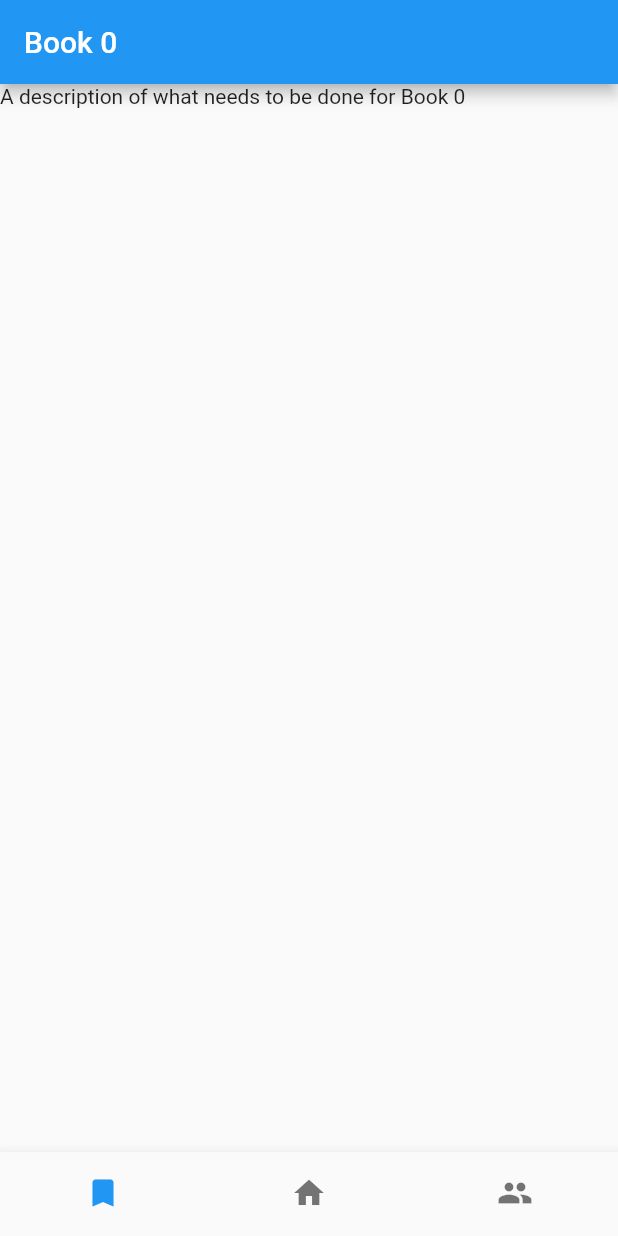
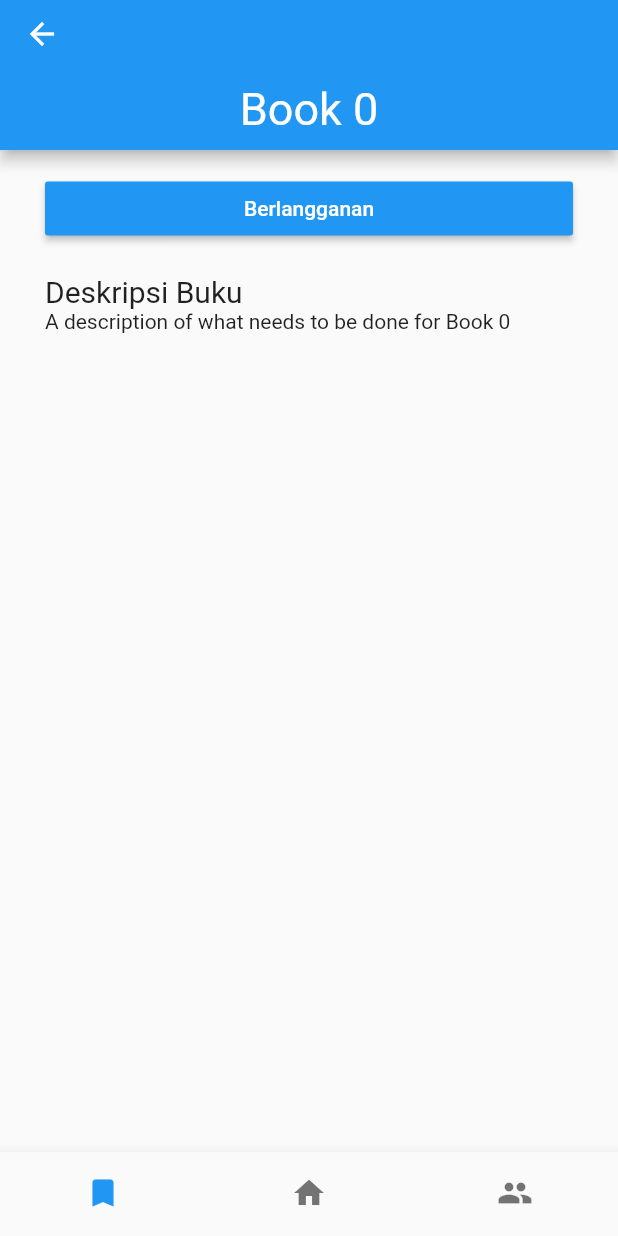
Before and after one commit to feverfew-id/prototype_flutter, a Flutter app: the MainPage screen opened directly, after a tap on an icon or button, on a phone screen of 412 x 824 dp. Run offline on Flutter 3.47's test engine with Material 2 defaults, Android fonts, the phone set to English and light mode, and no system bars; missing offline and left inert: flutter_auth_buttons, grouped_buttons.

```diff
--- a/lib/detail_book.dart
+++ b/lib/detail_book.dart
@@ -1,5 +1,6 @@
 import 'package:flutter/material.dart';
 import 'library_page.dart';
+import 'subscribe_page.dart';
 
 class DetailBook extends StatelessWidget {
   final Book book;
@@ -10,11 +11,57 @@ class DetailBook extends StatelessWidget {
   Widget build(BuildContext context) {
     return MaterialApp(
       home: Scaffold(
-        appBar: AppBar(title: Text(book.title),),
-        body: Column(
-          children: <Widget>[
-            Text(book.description)
-          ],
+        appBar: PreferredSize(
+            preferredSize: Size.fromHeight(100),
+            child: AppBar(
+              // title: Text("data"),
+              bottom: PreferredSize(
+                  preferredSize: const Size.fromHeight(48.0),
+                  child: Container(
+                    margin: EdgeInsets.all(10),
+                    child: Text(
+                      book.title,
+                      style: TextStyle(
+                        color: Colors.white,
+                        fontSize: 30,
+                      ),
+                    ),
+                  )),
+              leading: IconButton(
+                icon: Icon(Icons.arrow_back),
+                onPressed: () {
+                  Navigator.pop(context, false);
+                },
+              ),
+            )),
+        body: Container(
+          margin: EdgeInsets.fromLTRB(30, 15, 30, 30),
+          child: Column(
+            crossAxisAlignment: CrossAxisAlignment.start,
+            children: <Widget>[
+              Container(
+                margin: EdgeInsets.only(bottom: 20),
+                child: ButtonTheme(
+                  minWidth: double.infinity,
+                  child: RaisedButton(
+                    child: Text(
+                      "Berlangganan",
+                      style: TextStyle(color: Colors.white),
+                    ),
+                    onPressed: () {
+                      Navigator.push(context, MaterialPageRoute(builder: (context) => SubscribePage())
+                      );
+                    },
+                  ),
+                ),
+              ),
+              Text(
+                "Deskripsi Buku",
+                style: TextStyle(fontSize: 20),
+              ),
+              Text(book.description)
+            ],
+          ),
         ),
       ),
     );
--- a/lib/library_page.dart
+++ b/lib/library_page.dart
@@ -32,6 +32,8 @@ class LibraryPage extends StatelessWidget {
         itemCount: books.length,
         itemBuilder: (context,index) {
           return Card( //                           <-- Card widget
+
+          margin: EdgeInsets.all(10),
             child: ListTile(
               leading: Icon(Icons.book),
               title: Text(books[index].title),
--- a/pubspec.yaml
+++ b/pubspec.yaml
@@ -17,8 +17,13 @@ environment:
   sdk: ">=2.1.0 <3.0.0"
 
 dependencies:
+  grouped_buttons: ^1.0.4
+  flutter_auth_buttons: 0.6.0
   flutter:
     sdk: flutter
+
+
+
 
   # The following adds the Cupertino Icons font to your application.
   # Use with the CupertinoIcons class for iOS style icons.
@@ -38,6 +43,7 @@ flutter:
   # The following line ensures that the Material Icons font is
   # included with your application, so that you can use the icons in
   # the material Icons class.
+
   uses-material-design: true
 
   # To add assets to your application, add an assets section, like this:
```
Also changed, not shown: lib/forum_page.dart (+11 -10 lines), lib/login_page.dart (+21 -6 lines), lib/subscribe_page.dart (added, +33 -0 lines), pubspec.lock.
